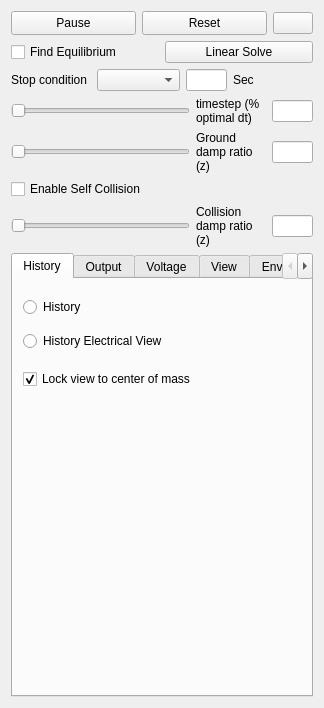
First picture: the form in VoxCAD/src/main/vPhysics.ui, repository liusida/gpuVoxels, before the edit.
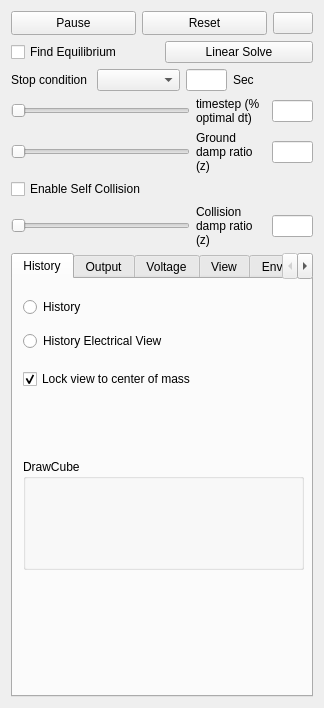
Second picture: the form after the edit. Icons and pictures are not drawn. Custom widgets are drawn as their Qt base class.

The edit to the form file:
```diff
--- a/VoxCAD/src/main/vPhysics.ui
+++ b/VoxCAD/src/main/vPhysics.ui
@@ -554,6 +554,19 @@
         </item>
        </layout>
       </widget>
+      <widget class="QGroupBox" name="groupBox_2">
+       <property name="geometry">
+        <rect>
+         <x>10</x>
+         <y>180</y>
+         <width>281</width>
+         <height>111</height>
+        </rect>
+       </property>
+       <property name="title">
+        <string>DrawCube</string>
+       </property>
+      </widget>
      </widget>
      <widget class="QWidget" name="Output">
       <attribute name="title">
```
